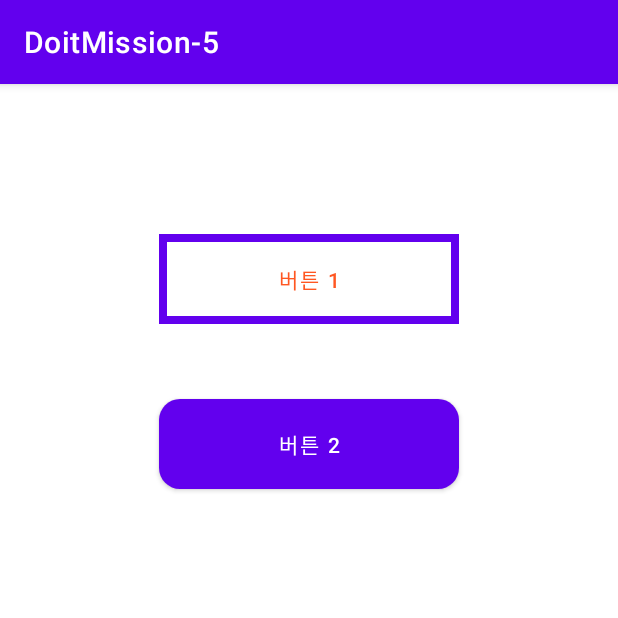
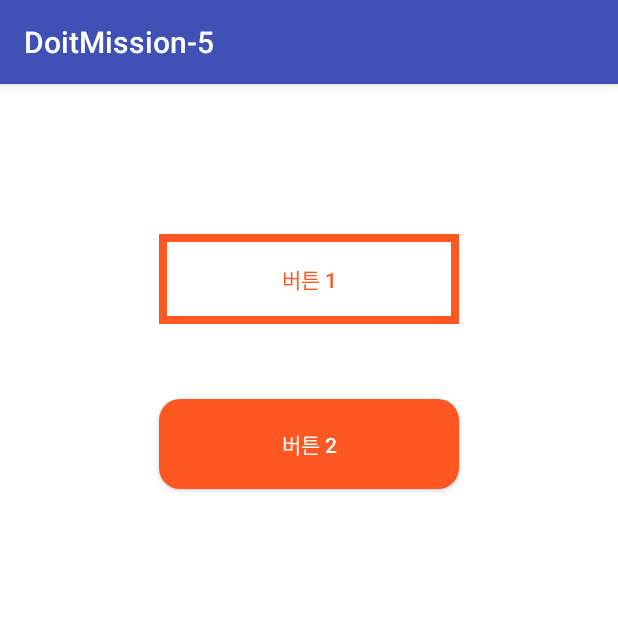
Before and after one commit to LeeJS9856/AndroidPractice, an Android app: the screen it shows after launch (MainActivity), on a phone screen of 412 x 824 dp, the top half of it. Run offline under Robolectric (Android 15) with nearby library versions, the phone set to English and light mode, and no system bars.

Commit message:
themes.xml의 parent값 수정 main.xml에 background.xml추가

```diff
--- /dev/null
+++ b/app/src/main/res/drawable/background.xml
@@ -0,0 +1,4 @@
+<?xml version="1.0" encoding="utf-8"?>
+<shape xmlns:android="http://schemas.android.com/apk/res/android">
+    <solid android:color="@color/white"/>
+</shape>
--- a/app/src/main/res/drawable/button1.xml
+++ b/app/src/main/res/drawable/button1.xml
@@ -7,8 +7,8 @@
         android:width="200dp"
         android:height="60dp" />
     <stroke
-        android:width="5dp"
-        android:color="#FF5722" />
+        android:color="@color/buttonColor" android:width="5dp"
+         />
     <solid android:color="#00000000" />
 
 </shape>
--- a/app/src/main/res/drawable/button2.xml
+++ b/app/src/main/res/drawable/button2.xml
@@ -6,7 +6,7 @@
     <size
         android:width="200dp"
         android:height="60dp" />
-    <solid android:color="#FF5722" />
+    <solid android:color="@color/buttonColor" />
     <corners android:radius="14dp" />
 
 </shape>
--- a/app/src/main/res/layout/activity_main.xml
+++ b/app/src/main/res/layout/activity_main.xml
@@ -5,26 +5,33 @@
     android:layout_width="match_parent"
     android:layout_height="match_parent"
     android:orientation="vertical"
+    android:background="@drawable/background"
     tools:context=".MainActivity" >
+
 
     <Button
         android:id="@+id/button1"
         android:layout_width="wrap_content"
         android:layout_height="wrap_content"
+        android:layout_gravity="center_horizontal"
         android:layout_marginTop="100dp"
-        android:layout_gravity="center_horizontal"
         android:background="@drawable/button1"
-        android:textColor="#FF5722"
-        android:text="버튼 1" />
-
+        android:backgroundTint="@null"
+        android:backgroundTintMode="add"
+        android:text="버튼 1"
+        android:textColor="#FF5722" />
 
     <Button
         android:id="@+id/button2"
         android:layout_width="wrap_content"
         android:layout_height="wrap_content"
+        android:layout_gravity="center_horizontal"
         android:layout_marginTop="50dp"
-        android:layout_gravity="center_horizontal"
         android:background="@drawable/button2"
+        android:backgroundTint="#00000000"
+        android:backgroundTintMode="add"
         android:text="버튼 2" />
 
+
+
 </LinearLayout>
--- a/app/src/main/res/values/colors.xml
+++ b/app/src/main/res/values/colors.xml
@@ -7,4 +7,5 @@
     <color name="teal_700">#FF018786</color>
     <color name="black">#FF000000</color>
     <color name="white">#FFFFFFFF</color>
+    <color name="buttonColor">#FF5722</color>
 </resources>
--- a/app/src/main/res/values/themes.xml
+++ b/app/src/main/res/values/themes.xml
@@ -1,8 +1,8 @@
 <resources xmlns:tools="http://schemas.android.com/tools">
     <!-- Base application theme. -->
-    <style name="Theme.DoitMission5" parent="Theme.MaterialComponents.DayNight.DarkActionBar">
+    <style name="Theme.DoitMission5" parent="Theme.AppCompat">
         <!-- Primary brand color. -->
-        <item name="colorPrimary">@color/purple_500</item>
+        <item name="colorPrimary">#3F51B5</item>
         <item name="colorPrimaryVariant">@color/purple_700</item>
         <item name="colorOnPrimary">@color/white</item>
         <!-- Secondary brand color. -->
@@ -12,5 +12,6 @@
         <!-- Status bar color. -->
         <item name="android:statusBarColor">?attr/colorPrimaryVariant</item>
         <!-- Customize your theme here. -->
+
     </style>
 </resources>
```
